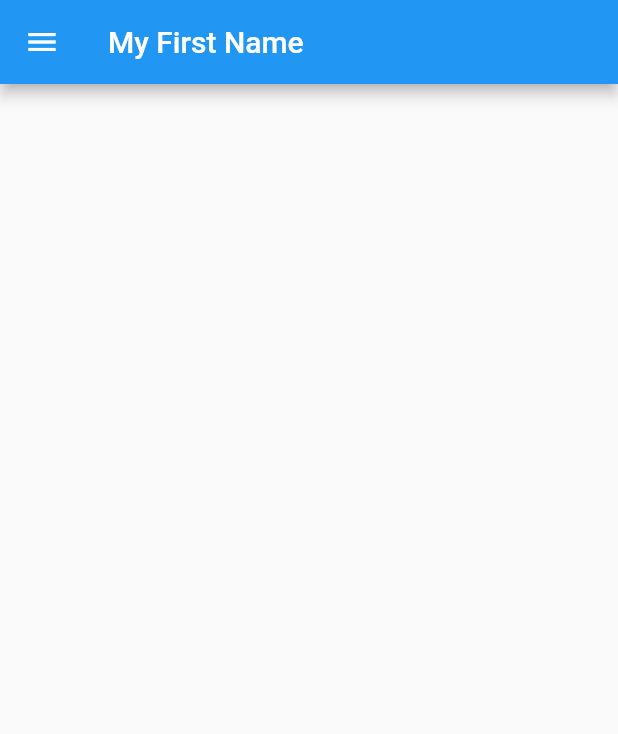
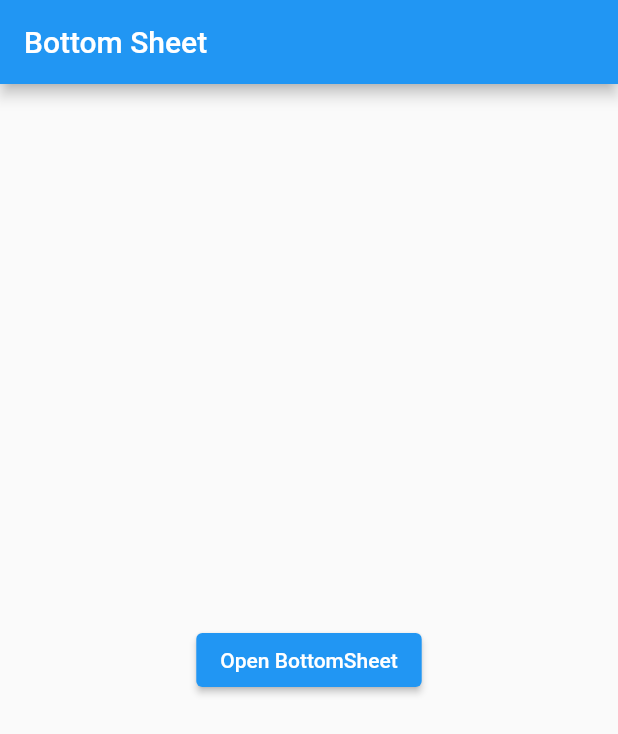
Before and after one commit to mubarakansari715/flutter_demo, a Flutter app: the screen it shows after launch, on a phone screen of 412 x 824 dp. Shown: the top 734 px of the screen. Run offline on Flutter 3.47's test engine with Material 2 defaults, Android fonts, the phone set to English and light mode, and no system bars.

Commit message:
Add Bottom sheet dialog box

```diff
--- /dev/null
+++ b/lib/bottomsheet/MyBottomSheet.dart
@@ -0,0 +1,52 @@
+import 'package:flutter/material.dart';
+
+class MyBottomSheet extends StatelessWidget {
+  const MyBottomSheet({super.key});
+
+  @override
+  Widget build(BuildContext context) {
+    return MaterialApp(
+      debugShowCheckedModeBanner: false,
+      home: Scaffold(
+        appBar: AppBar(
+          title: const Text("Bottom Sheet"),
+        ),
+        body: const BottomSheetDialogWidget(),
+      ),
+    );
+  }
+}
+
+//implementation of bottom sheet
+class BottomSheetDialogWidget extends StatelessWidget {
+  const BottomSheetDialogWidget({super.key});
+
+  @override
+  Widget build(BuildContext context) {
+    return Center(
+      child: ElevatedButton(
+        onPressed: () {
+          showModalBottomSheet(
+              context: context,
+              shape: RoundedRectangleBorder(
+                  borderRadius: BorderRadius.circular(20)),
+              builder: (BuildContext context) {
+                return Center(
+                  child: ElevatedButton(
+                    onPressed: () {
+                      clickButton(context);
+                    },
+                    child: const Text("close"),
+                  ),
+                );
+              });
+        },
+        child: const Text("Open BottomSheet"),
+      ),
+    );
+  }
+
+  void clickButton(BuildContext context) {
+    Navigator.pop(context);
+  }
+}
--- a/lib/main.dart
+++ b/lib/main.dart
@@ -1,6 +1,8 @@
 import 'package:flutter/material.dart';
 import 'package:flutter_demo/navigationdrawer/MyNavigationDrawer.dart';
 
+import 'bottomsheet/MyBottomSheet.dart';
+
 void main() {
-  runApp(const MyNavigationDrawer());
+  runApp(const MyBottomSheet());
 }
```
